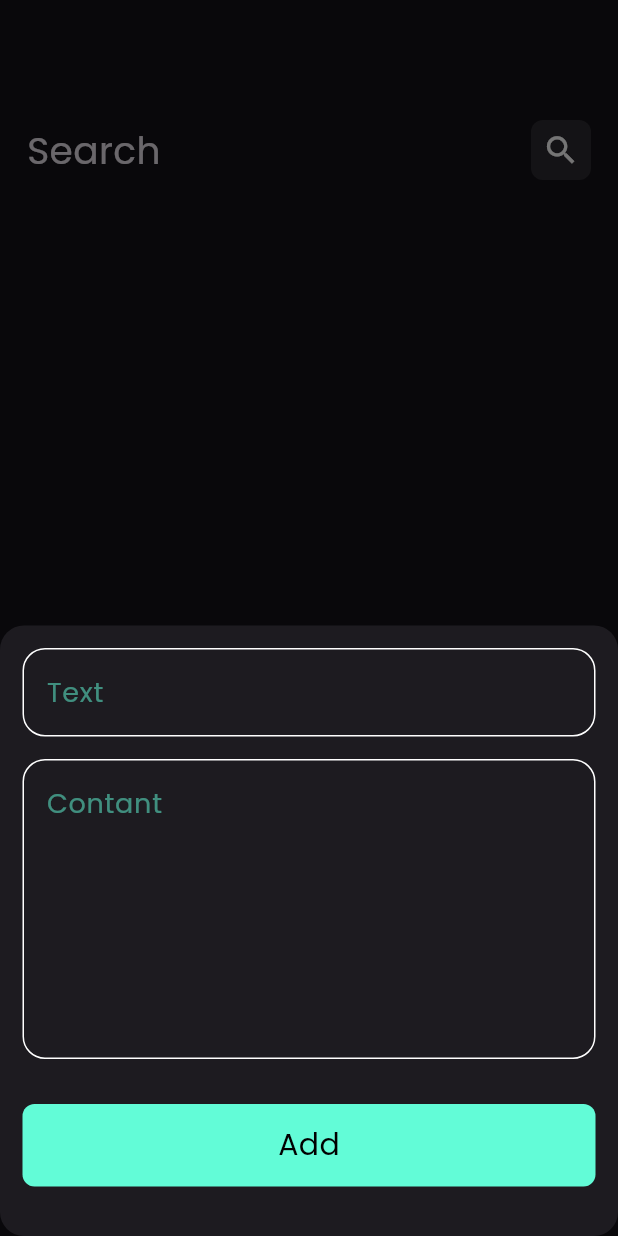
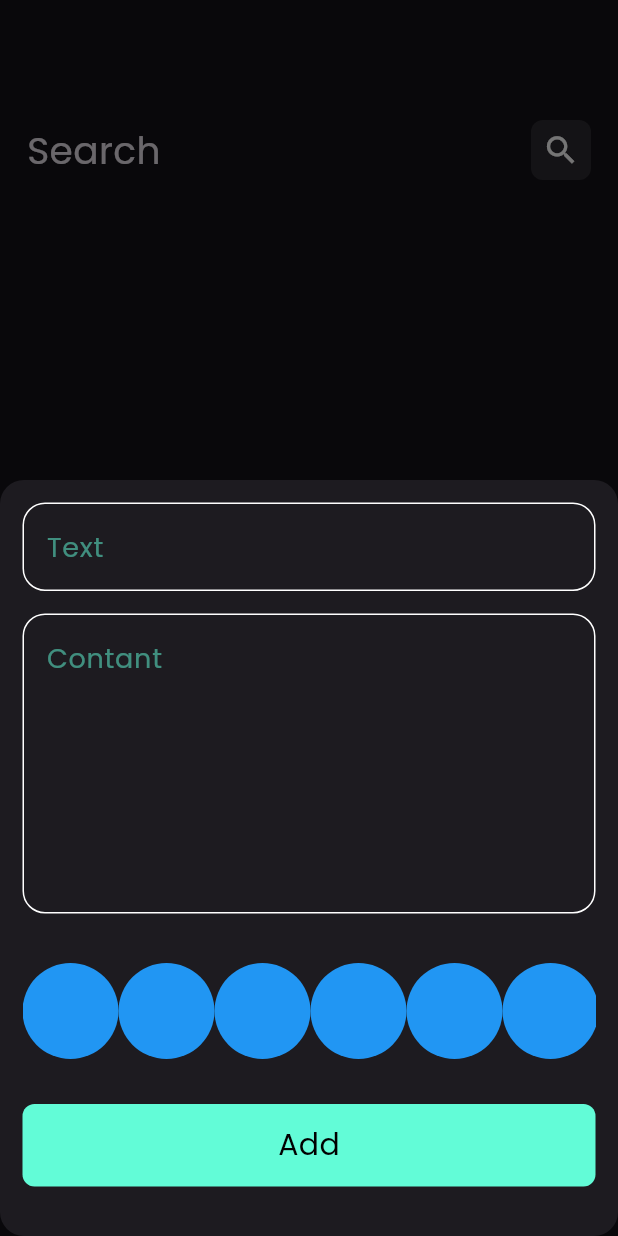
Before and after one commit to The1000y/notes_app, a Flutter app: the screen it shows after launch, after a tap on the "add" icon, on a phone screen of 412 x 824 dp. Run offline on Flutter 3.47's test engine with Material 3 defaults, Android fonts, the phone set to English and light mode, and no system bars; our stand-ins replace bloc, flutter_bloc, font_awesome_flutter, hive, hive_flutter; accounts and stored records are empty.

Commit message:
Create Color List View part 1

```diff
--- a/lib/widgets/add_note_form.dart
+++ b/lib/widgets/add_note_form.dart
@@ -43,6 +43,10 @@ class _AddNoteFormState extends State<AddNoteForm> {
             maxLine: 7,
           ),
           const SizedBox(
+            height: 33,
+          ),
+          ColorListView(),
+          const SizedBox(
             height: 30,
           ),
           Center(
@@ -77,3 +81,33 @@ class _AddNoteFormState extends State<AddNoteForm> {
     );
   }
 }
+
+class ColorItem extends StatelessWidget {
+  const ColorItem({super.key});
+
+  @override
+  Widget build(BuildContext context) {
+    return const CircleAvatar(
+      radius: 32,
+      backgroundColor: Colors.blue,
+    );
+  }
+}
+
+class ColorListView extends StatelessWidget {
+  const ColorListView({super.key});
+
+  @override
+  Widget build(BuildContext context) {
+    return SizedBox(
+      height: 32 * 2,
+      child: ListView.builder(
+        itemCount: 10,
+        scrollDirection: Axis.horizontal,
+        itemBuilder: (context, index) {
+          return const ColorItem();
+        },
+      ),
+    );
+  }
+}
```
